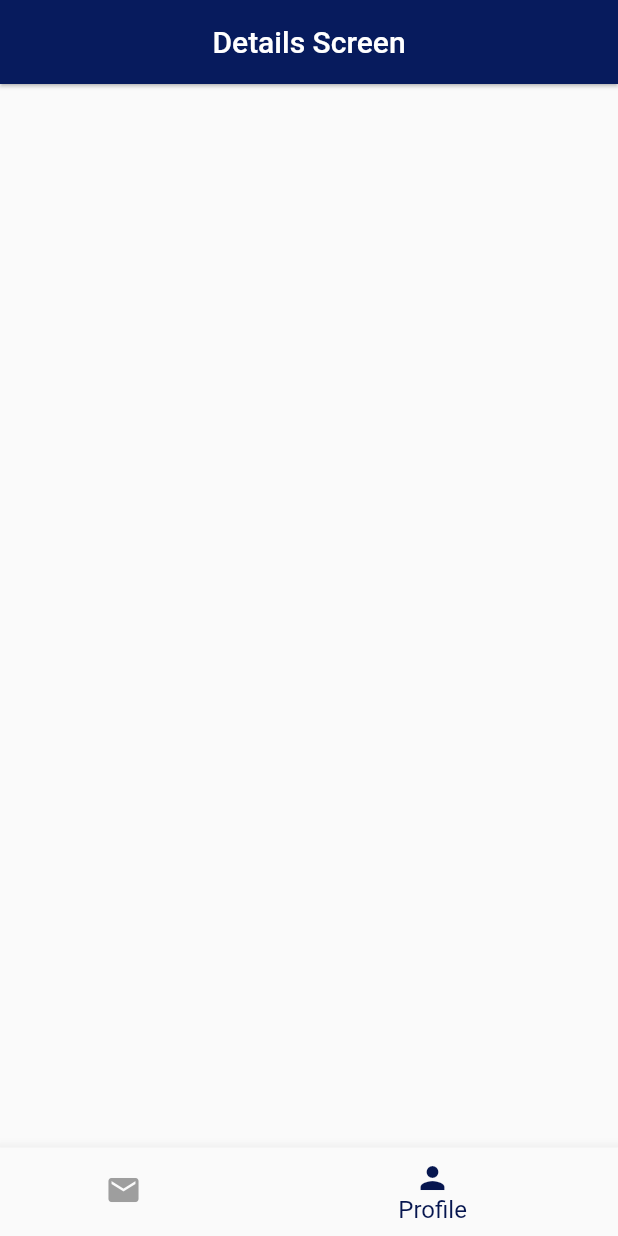
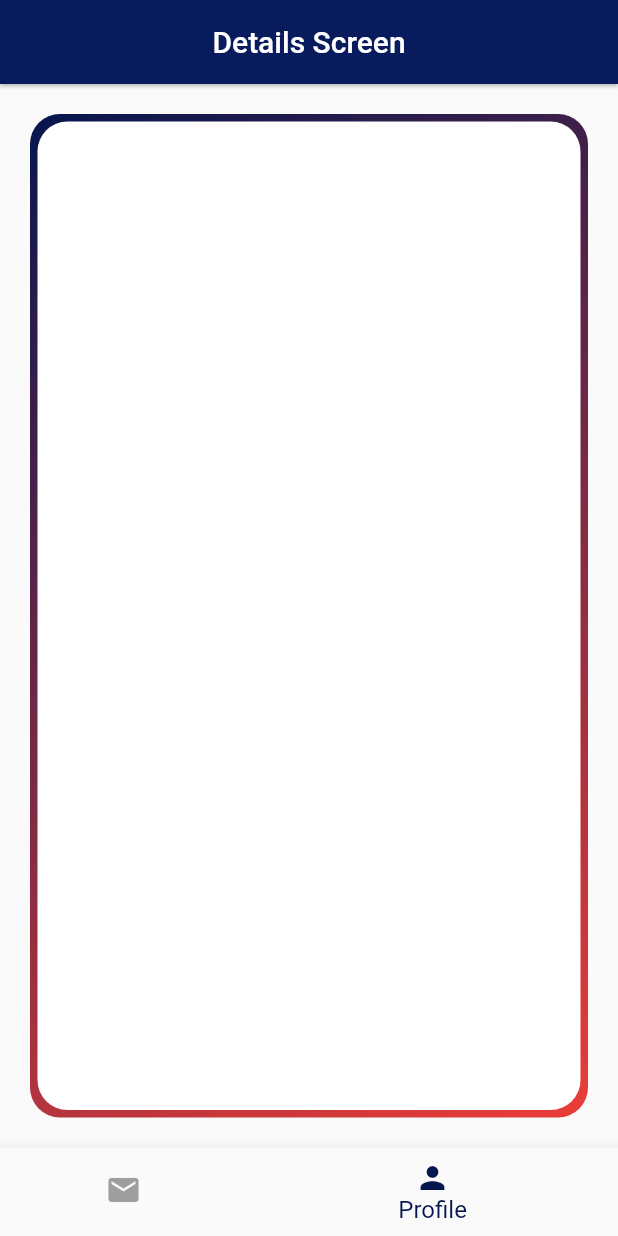
Before and after one commit to Zaeem104158/texontask, a Flutter app: the screen it shows after launch, item 2 of the bottom bar chosen, on a phone screen of 412 x 824 dp. Run offline on Flutter 3.47's test engine with Material 2 defaults, Android fonts, the phone set to English and light mode, and no system bars; our stand-ins replace cached_network_image, connectivity_plus, dio, flutter_easyloading, get, google_fonts; network calls fail.

Commit message:
Details Screen Fetched completed

```diff
--- a/lib/controller/user_controller.dart
+++ b/lib/controller/user_controller.dart
@@ -14,8 +14,8 @@ class UsersController extends GetxController {
   }
 
   //Get Mail controller.
-  void getMail() {
-    _usersRepository.getMailAPI(usersEndPoint, (response, error) {
+  void getUsers() {
+    _usersRepository.getUsersAPI(usersEndPoint, (response, error) {
       if (response != null) {
         users.value = response.results;
       } else {}
--- a/lib/network/repositories/users_repository.dart
+++ b/lib/network/repositories/users_repository.dart
@@ -13,7 +13,7 @@ class UsersRepository {
   }
 
   //Get users repository
-  void getMailAPI(
+  void getUsersAPI(
       String url, ResponseCallback<UsersResponseModel?, String?> callback) {
     _apiClient.getRequest(url, (response, error) {
       if (response != null) {
--- a/lib/views/details_screen.dart
+++ b/lib/views/details_screen.dart
@@ -1,12 +1,58 @@
 import 'package:flutter/material.dart';
-import 'package:flutter/src/widgets/framework.dart';
-import 'package:flutter/src/widgets/placeholder.dart';
+import 'package:get/get.dart';
+
+import '../components/text_component.dart';
+import '../utils/constants.dart';
+import '../utils/size_config.dart';
+import '../utils/style.dart';
 
 class DetailsScreen extends StatelessWidget {
   const DetailsScreen({super.key});
 
   @override
   Widget build(BuildContext context) {
-    return Container();
+    return Container(
+      margin: const EdgeInsets.all(20),
+      width: SizeConfig.getScreenWidth(context) - 20,
+      height: SizeConfig.getScreenHeight(context) - 20,
+      alignment: Alignment.center,
+      decoration: const BoxDecoration(
+          borderRadius: BorderRadius.all(Radius.circular(20)),
+          gradient: LinearGradient(
+              begin: Alignment.topLeft,
+              end: Alignment.bottomRight,
+              colors: [
+                kPrimaryColor,
+                kErrorColor,
+              ])),
+      child: Padding(
+        padding: const EdgeInsets.all(5.0),
+        child: Container(
+          width: SizeConfig.getScreenWidth(context) - 30,
+          height: SizeConfig.getScreenHeight(context) - 30,
+          decoration: const BoxDecoration(
+            borderRadius: BorderRadius.all(Radius.circular(20)),
+            color: Colors.white,
+          ),
+          alignment: Alignment.topLeft,
+          // child: Column(
+          //   crossAxisAlignment: CrossAxisAlignment.start,
+          //   children: [
+          //     TextComponent(
+          //       "${controller.users[index].name.title} ${controller.users[index].name.first} ${controller.users[index].name.last}",
+          //       textAlign: TextAlign.start,
+          //       fontSize: 12,
+          //     ),
+          //     TextComponent(
+          //       controller.users[index].location.country,
+          //       textAlign: TextAlign.start,
+          //       fontSize: 12,
+          //     ),
+          //   ],
+          // )
+        ),
+      ),
+    );
+    ;
   }
 }
--- a/pubspec.yaml
+++ b/pubspec.yaml
@@ -41,6 +41,7 @@ dependencies:
   flutter_easyloading: ^3.0.3
   connectivity_plus: ^2.0.3
   shared_preferences: ^2.0.15
+  cached_network_image: ^3.2.3
 
 
 dev_dependencies:
```
Also changed, not shown: lib/models/users_respone_model.dart (+433 -67 lines), lib/views/home_screen.dart (+57 -19 lines), pubspec.lock, 1 other file.
